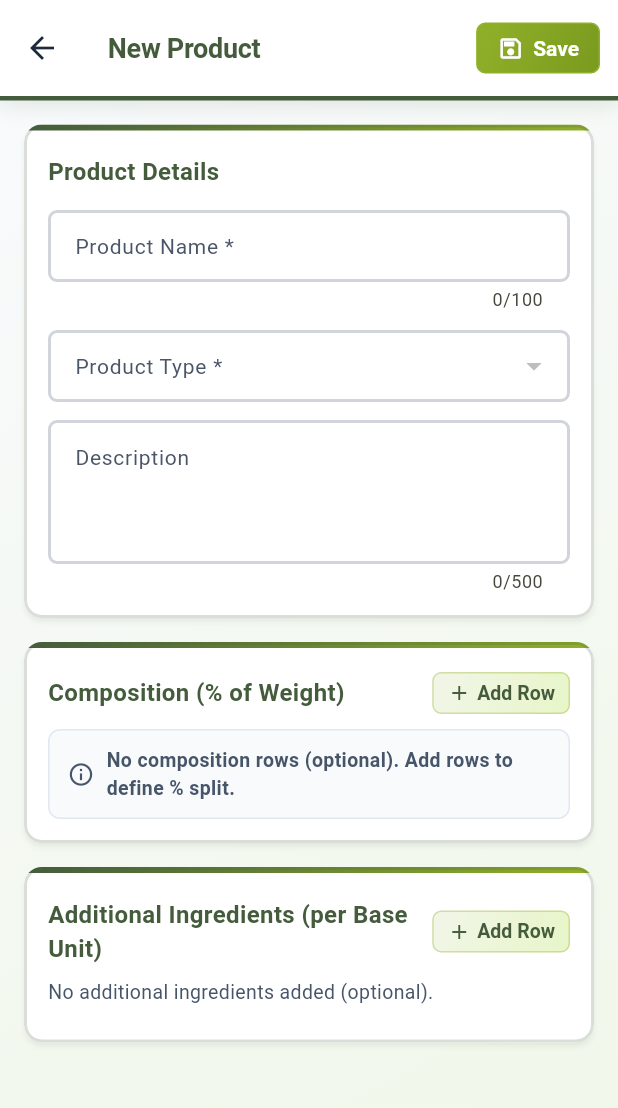
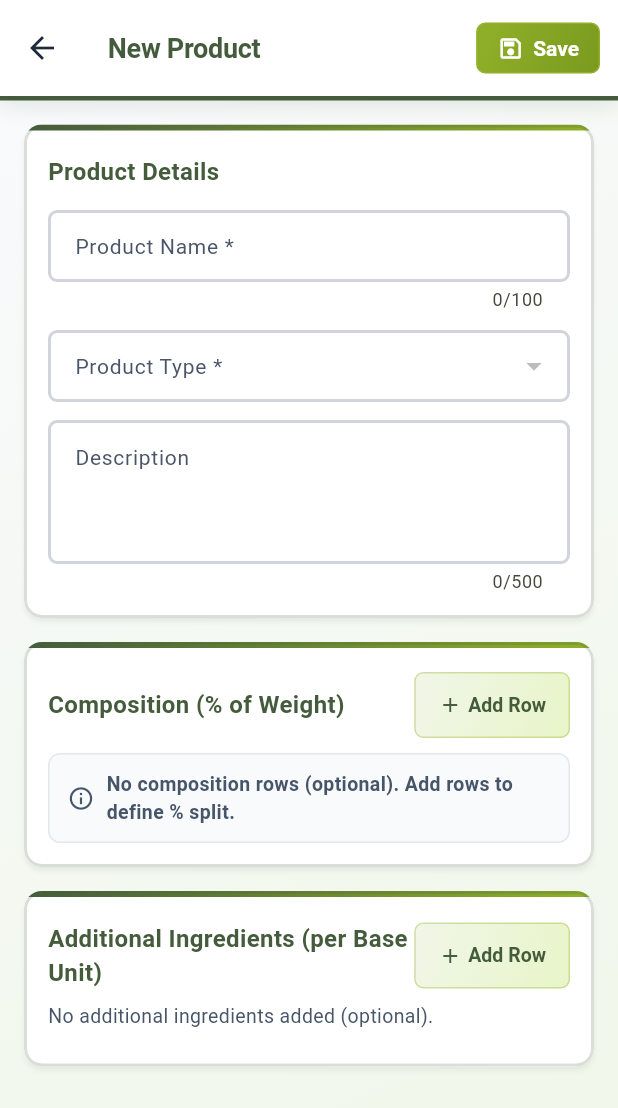
Before and after one commit to nathanG2129/SynProd_Lite, a Flutter app: the ProductFormScreen screen opened directly, on a phone screen of 412 x 824 dp. Shown: the top 1108 px of the screen. Run offline on Flutter 3.47's test engine with Material 3 defaults, Android fonts, the phone set to English and light mode, and no system bars; our stand-ins replace drift, drift_flutter, file_picker, flutter_riverpod, local_auth, material_ui and 4 more; missing offline and left inert: encrypt, mobile_scanner, nsd; accounts and stored records are empty; generated files the repository leaves out were written again.

Commit message:
give proper padding for add buttons in create / edit product

```diff
--- a/lib/presentation/screens/product_form/product_form_screen.dart
+++ b/lib/presentation/screens/product_form/product_form_screen.dart
@@ -712,8 +712,6 @@ class _ProductFormScreenState extends ConsumerState<ProductFormScreen> {
               ),
               SynProdSecondaryButton(
                 onPressed: _addCompositionRow,
-                padding:
-                    const EdgeInsets.symmetric(horizontal: 10, vertical: 6),
                 child: const Row(
                   mainAxisSize: MainAxisSize.min,
                   children: [
@@ -930,8 +928,6 @@ class _ProductFormScreenState extends ConsumerState<ProductFormScreen> {
               ),
               SynProdSecondaryButton(
                 onPressed: _addIngredientRow,
-                padding:
-                    const EdgeInsets.symmetric(horizontal: 10, vertical: 6),
                 child: const Row(
                   mainAxisSize: MainAxisSize.min,
                   children: [
```
